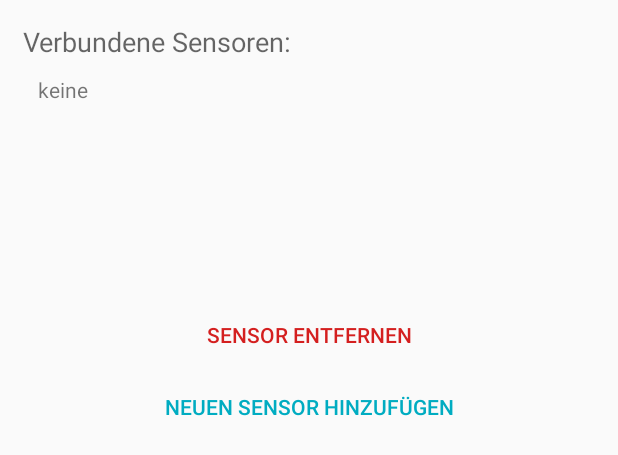
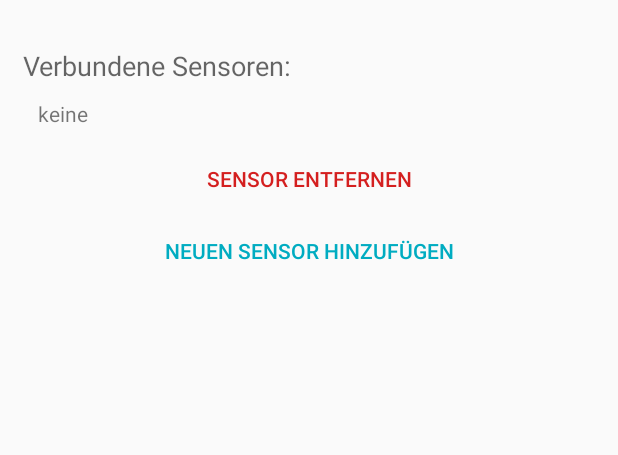
Before and after one commit to kairosswag/Sensor-Appliances, an Android app: the layout dialog_pair_sensor.xml on its own in the app's theme, with its tools: preview values and no code run, on a phone screen of 412 x 824 dp. Shown: the top 455 px of the screen. Run offline under Robolectric (Android 15) with nearby library versions, the phone set to English and light mode, and no system bars.

Commit message:
Improved the PairSensorDialog a little bit, fixed some bugs

```diff
--- a/Software/DryRAndroidApp/app/src/main/java/dryr/android/dialogs/SensorAdapter.java
+++ b/Software/DryRAndroidApp/app/src/main/java/dryr/android/dialogs/SensorAdapter.java
@@ -81,6 +81,10 @@ public class SensorAdapter extends RecyclerView.Adapter<SensorAdapter.SensorView
         }
     }
 
+    public void setSensors(List<BluetoothDevice> sensors) {
+        this.sensors = sensors;
+    }
+
     public interface SensorAdapterListener {
         /**
          * Called when the users clicks a sensor from the displayed list
--- a/Software/DryRAndroidApp/app/src/main/java/dryr/android/presenter/fragments/LaundryStatusFragment.java
+++ b/Software/DryRAndroidApp/app/src/main/java/dryr/android/presenter/fragments/LaundryStatusFragment.java
@@ -184,16 +184,12 @@ public class LaundryStatusFragment extends Fragment {
                         break;
 
                     default:
-                        if (!silent) {
-                            DialogUtil.showErrorDialog(getActivity(), R.string.error_connection_default, null);
-                        } else {
                         showMessage(R.string.error_connection_default, R.color.light_error_text_color, R.string.error_retry, true, new View.OnClickListener() {
                             @Override
                             public void onClick(View v) {
                                 refreshState(false);
                             }
                         });
-                        }
                 }
 
                 showProgress(false);
--- a/Software/DryRAndroidApp/app/src/main/res/layout/dialog_pair_sensor.xml
+++ b/Software/DryRAndroidApp/app/src/main/res/layout/dialog_pair_sensor.xml
@@ -5,11 +5,27 @@
     android:orientation="vertical"
     android:padding="15dp">
 
+
+    <ProgressBar
+        android:id="@+id/dialog_pair_sensor_progress"
+        style="@style/Widget.AppCompat.ProgressBar.Horizontal"
+        android:layout_width="match_parent"
+        android:layout_height="wrap_content"
+        android:layout_alignParentTop="true"
+        android:layout_centerInParent="true"
+        android:visibility="invisible"
+        android:indeterminate="true" />
+
     <LinearLayout
+        android:layout_below="@id/dialog_pair_sensor_progress"
         android:id="@+id/dialog_pair_sensor_main_content_layout"
         android:layout_width="match_parent"
         android:layout_height="wrap_content"
         android:orientation="vertical">
+
+        <FrameLayout
+            android:layout_width="match_parent"
+            android:layout_height="match_parent">
 
             <LinearLayout
                 android:id="@+id/dialog_pair_sensor_paired_sensors_layout"
@@ -34,10 +50,11 @@
                 <android.support.v7.widget.RecyclerView
                     android:id="@+id/dialog_pair_sensor_paired_sensors_recycler"
                     android:layout_width="match_parent"
-                android:layout_height="100dp"
+                    android:layout_height="1px"
                     android:layout_margin="10dp"
+                    android:scrollbarAlwaysDrawVerticalTrack="true"
                     android:scrollbars="vertical"
-                android:scrollbarAlwaysDrawVerticalTrack="true"/>
+                    android:visibility="gone"/>
 
                 <Button
                     android:id="@+id/dialog_pair_sensor_paired_sensors_delete"
@@ -80,9 +97,10 @@
                 <android.support.v7.widget.RecyclerView
                     android:id="@+id/dialog_pair_sensor_available_recycler"
                     android:layout_width="match_parent"
-                android:layout_height="100dp"
+                    android:layout_height="1px"
                     android:layout_margin="10dp"
-                android:scrollbarAlwaysDrawVerticalTrack="true"/>
+                    android:scrollbarAlwaysDrawVerticalTrack="true"
+                    android:visibility="gone"/>
 
                 <Button
                     android:id="@+id/dialog_pair_sensor_add_refresh"
@@ -112,9 +130,9 @@
                 <LinearLayout
                     android:id="@+id/dialog_pair_sensor_connection_q_add_ids"
                     android:layout_width="match_parent"
+                    android:layout_height="wrap_content"
                     android:layout_marginLeft="10dp"
-                android:layout_height="wrap_content"
-                android:orientation="vertical"/>
+                    android:orientation="vertical" />
 
                 <TextView
                     android:id="@+id/dialog_pair_sensor_connection_q_remove_title"
@@ -122,14 +140,14 @@
                     android:layout_width="match_parent"
                     android:layout_height="wrap_content"
                     android:gravity="center"
-                android:text="@string/pref_sensors_disconnection_of"/>
+                    android:text="@string/pref_sensors_disconnection_of" />
 
                 <LinearLayout
                     android:id="@+id/dialog_pair_sensor_connection_q_remove_ids"
                     android:layout_width="match_parent"
+                    android:layout_height="wrap_content"
                     android:layout_marginLeft="10dp"
-                android:layout_height="wrap_content"
-                android:orientation="vertical"/>
+                    android:orientation="vertical" />
 
                 <Button
                     android:id="@+id/dialog_pair_sensor_connection_q_add_another"
@@ -139,6 +157,7 @@
                     android:text="@string/pref_sensors_connect_another"
                     android:textColor="@drawable/primary_color_selector" />
             </LinearLayout>
+        </FrameLayout>
 
         <TextView
             android:id="@+id/dialog_pair_sensor_error_text"
@@ -153,19 +172,13 @@
 
         <Button
             android:id="@+id/dialog_pair_sensor_retry"
+            style="?android:attr/borderlessButtonStyle"
             android:layout_width="match_parent"
             android:layout_height="wrap_content"
-            style="?android:attr/borderlessButtonStyle"
+            android:text="@string/pref_sensors_retry"
             android:textColor="@drawable/primary_color_selector"
-            android:text="@string/pref_sensors_retry"
-            android:visibility="gone"/>
+            android:visibility="gone" />
     </LinearLayout>
 
-    <ProgressBar
-        android:id="@+id/dialog_pair_sensor_progress"
-        android:layout_width="wrap_content"
-        android:layout_height="wrap_content"
-        android:layout_centerInParent="true"
-        android:visibility="gone" />
 
 </RelativeLayout>
```
Also changed, not shown: Software/DryRAndroidApp/app/src/main/java/dryr/android/communication/CommunicationFacade.java (+6 -1 lines), Software/DryRAndroidApp/app/src/main/java/dryr/android/dialogs/PairSensorDialogPreference.java (+135 -98 lines), Software/DryRAndroidApp/app/src/main/java/dryr/android/presenter/fragments/SensorStatusFragment.java (+3 -7 lines), Software/DryRAndroidApp/app/src/main/java/dryr/android/utils/ViewUtil.java (+15 -6 lines). Lines whose indentation alone changed are shown as unchanged.
